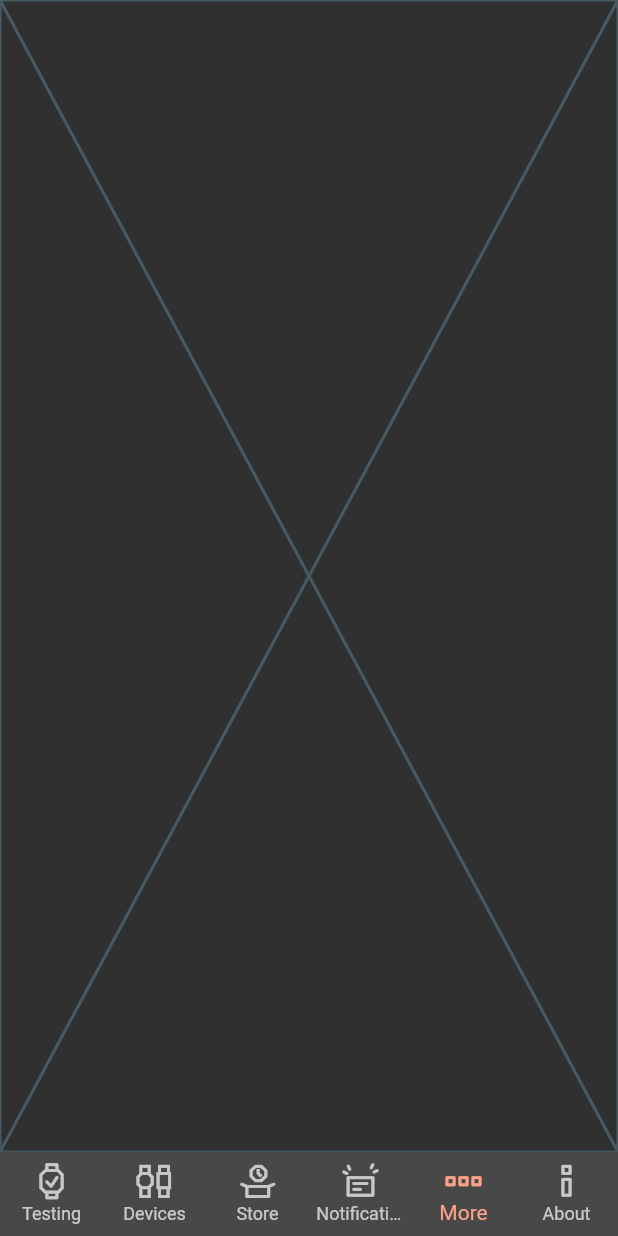
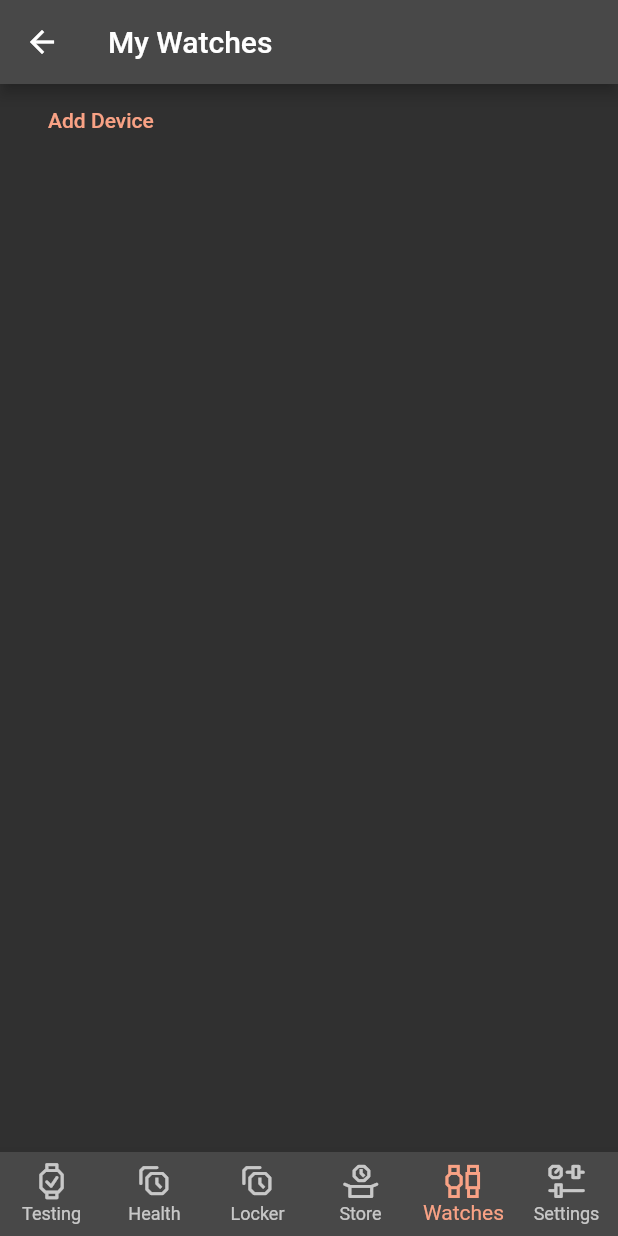
Before and after one commit to pebble-dev/mobile-app, a Flutter app: the HomePage screen opened by its route, item 5 of the bottom bar chosen, on a phone screen of 412 x 824 dp. Run offline on Flutter 3.47's test engine with Material 2 defaults, Android fonts, the phone set to English and light mode, and no system bars; our stand-ins replace package_info, shared_preferences, sqflite, webview_flutter; accounts and stored records are empty.

Commit message:
Get Tab Design Back On Track
Just a small nudge in the right design direction. Does not add any additional functionality.

```diff
--- a/lib/ui/common/icons/fonts/RebbleIconsStroke.dart
+++ b/lib/ui/common/icons/fonts/RebbleIconsStroke.dart
@@ -45,4 +45,5 @@ class RebbleIconsStroke {
   static const IconData system_language = IconData(0xe815, fontFamily: _kFontFam, fontPackage: _kFontPkg);
   static const IconData timeline_pin = IconData(0xe816, fontFamily: _kFontFam, fontPackage: _kFontPkg);
   static const IconData x_close = IconData(0xe817, fontFamily: _kFontFam, fontPackage: _kFontPkg);
+  static const IconData health = IconData(0xe80b, fontFamily: _kFontFam, fontPackage: _kFontPkg);
 }
--- a/lib/ui/home/HomePage.dart
+++ b/lib/ui/home/HomePage.dart
@@ -7,7 +7,8 @@ import 'package:cobble/ui/common/icons/WatchIcon.dart';
 import 'package:cobble/ui/common/icons/fonts/RebbleIconsStroke.dart';
 import 'package:cobble/ui/home/tabs/StoreTab.dart';
 import 'package:cobble/ui/home/tabs/TestTab.dart';
-import 'package:cobble/ui/home/tabs/AboutTab.dart';
+import 'package:cobble/ui/home/tabs/SettingsTab.dart';
+import 'package:cobble/ui/home/tabs/MyWatchesTab.dart';
 import 'package:cobble/ui/setup/FirstRunPage.dart';
 import 'package:cobble/ui/setup/PairPage.dart';
 import 'package:cobble/ui/test/WatchCarousel.dart';
@@ -22,20 +23,20 @@ class _HomePageState extends State<HomePage> {
   List<Widget> _tabs = <Widget>[
     //TODO: replace this
     TestTab(),
-    PairPage(), // setup page is not the same as devices tab but it works for now
+    Placeholder(),
+    WatchCarousel(),
     StoreTab(),
-    WatchCarousel(),
-    Placeholder(), //TODO
-    AboutTab(),
+    MyWatchesTab(), // setup page is not the same as devices tab but it works for now
+    SettingsTab(),
   ];
 
   Map<String, IconData> _tabBarOptions = {
     "Testing": RebbleIconsStroke.send_to_watch_checked,
-    "Devices": RebbleIconsStroke.devices,
+    "Health": RebbleIconsStroke.health,
+    "Locker": RebbleIconsStroke.locker,
     "Store": RebbleIconsStroke.rebble_store,
-    "Notifications": RebbleIconsStroke.notifications,
-    "More": RebbleIconsStroke.menu_horizontal,
-    "About": RebbleIconsStroke.about_app,
+    "Watches": RebbleIconsStroke.devices,
+    "Settings": RebbleIconsStroke.settings,
   };
 
   void _onTabTap(int index) {
--- a/lib/ui/home/tabs/DeviceListTab.dart
+++ /dev/null
@@ -1,14 +0,0 @@
-import 'package:flutter/widgets.dart';
-
-class DeviceListTab extends StatefulWidget {
-  @override
-  State<StatefulWidget> createState() => new _DeviceListTabState();
-}
-
-class _DeviceListTabState extends State<DeviceListTab> {
-  @override
-  Widget build(BuildContext context) {
-    // TODO: implement build
-    throw UnimplementedError();
-  }
-}
--- /dev/null
+++ b/lib/ui/home/tabs/MyWatchesTab.dart
@@ -0,0 +1,99 @@
+import 'dart:developer';
+import 'dart:ui';
+
+import 'package:flutter/material.dart';
+import 'package:cobble/domain/entities/PebbleDevice.dart';
+import 'package:cobble/infrastructure/datasources/PairedStorage.dart';
+import 'package:cobble/infrastructure/pigeons/pigeons.dart';
+import 'package:cobble/ui/common/icons/WatchIcon.dart';
+import 'package:cobble/ui/common/icons/fonts/RebbleIconsStroke.dart';
+import 'package:shared_preferences/shared_preferences.dart';
+
+class MyWatchesTab extends StatefulWidget {
+  @override
+  State<StatefulWidget> createState() => new _MyWatchesTabState();
+}
+
+class _MyWatchesTabState extends State<MyWatchesTab> {
+  List<PebbleDevice> _pebbles = [] ;
+
+  @override
+  void initState() {
+    super.initState();
+  }
+
+  @override
+  Widget build(BuildContext context) {
+    return Scaffold(
+        appBar: AppBar(
+          title: Text("My Watches"),
+          leading: BackButton(),
+        ),
+        body: ListView(children: <Widget>[
+          Column(
+              children: _pebbles
+                  .map((e) => InkWell(
+                child: Container(
+                    child: Row(children: <Widget>[
+                      Container(
+                        child: Center(
+                            child: PebbleWatchIcon(
+                                PebbleWatchModel.values[e.color])),
+                        width: 56,
+                        height: 56,
+                        decoration: BoxDecoration(
+                            color: Theme.of(context).dividerColor,
+                            shape: BoxShape.circle),
+                      ),
+                      SizedBox(width: 16),
+                      Column(
+                        children: <Widget>[
+                          Text(e.name, style: TextStyle(fontSize: 16)),
+                          SizedBox(height: 4),
+                          Text(e.address
+                              .toRadixString(16)
+                              .padLeft(6, '0')
+                              .toUpperCase()),
+                          Wrap(
+                            spacing: 4,
+                            children: [
+                            ],
+                          ),
+                        ],
+                        crossAxisAlignment: CrossAxisAlignment.start,
+                      ),
+                      Expanded(
+                          child: Container(width: 0.0, height: 0.0)),
+                      Icon(RebbleIconsStroke.caret_right,
+                          color:
+                          Theme.of(context).colorScheme.secondary),
+                    ]),
+                    margin: EdgeInsets.all(16)),
+                onTap: () {
+
+                },
+              ))
+                  .toList()),
+
+          Padding(
+              padding: EdgeInsets.symmetric(horizontal: 0.0),
+              child: Column(
+                  crossAxisAlignment: CrossAxisAlignment.start,
+                  children: <Widget>[
+                    FlatButton(
+                      child: Text("Add Device"),
+                      padding: EdgeInsets.symmetric(horizontal: 32.0),
+                      textColor: Theme
+                          .of(context)
+                          .accentColor,
+                      onPressed: () => Navigator.pushNamed(context, '/pair'),
+                    ),
+                  ]))
+        ]));
+  }
+
+  @override
+  void dispose() {
+    super.dispose();
+  }
+}
--- a/lib/ui/home/tabs/AboutTab.dart
+++ b/lib/ui/home/tabs/SettingsTab.dart
@@ -3,13 +3,13 @@ import 'package:cobble/ui/common/icons/fonts/RebbleIconsStroke.dart';
 import 'package:url_launcher/url_launcher.dart';
 import 'package:package_info/package_info.dart';
 
-class AboutTab extends StatefulWidget {
+class SettingsTab extends StatefulWidget {
   @override
-  State<StatefulWidget> createState() => _AboutTabState();
+  State<StatefulWidget> createState() => _SettingsTabState();
 
 }
 
-class _AboutTabState extends State<AboutTab> {
+class _SettingsTabState extends State<SettingsTab> {
 
   static const communityURL = "http://discord.gg/aRUAYFN";
   static const supportURL = "https://rebble.io/faq/";
@@ -42,7 +42,7 @@ class _AboutTabState extends State<AboutTab> {
 
     return Scaffold(
       appBar: AppBar(
-        title: Text("About"),
+        title: Text("Settings"),
       ),
       body: SingleChildScrollView(
         child: Column(
```
